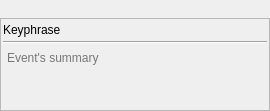
The window that ui/character_backstory_card.ui (zkovari/plotlyst) describes before a commit, drawn with Qt 5.
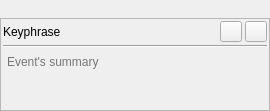
The same window after the commit. Custom widgets are drawn as their Qt base class.

```diff
--- a/ui/character_backstory_card.ui
+++ b/ui/character_backstory_card.ui
@@ -101,9 +101,6 @@
           <property name="cursor">
            <cursorShape>PointingHandCursor</cursorShape>
           </property>
-          <property name="styleSheet">
-           <string notr="true">border: 0px;</string>
-          </property>
           <property name="text">
            <string/>
           </property>
@@ -120,9 +117,6 @@
           <property name="cursor">
            <cursorShape>PointingHandCursor</cursorShape>
           </property>
-          <property name="styleSheet">
-           <string notr="true">border: 0px;</string>
-          </property>
           <property name="text">
            <string/>
           </property>
```
Left out of the diff: 6 changed lines with no effect on the pictures.
